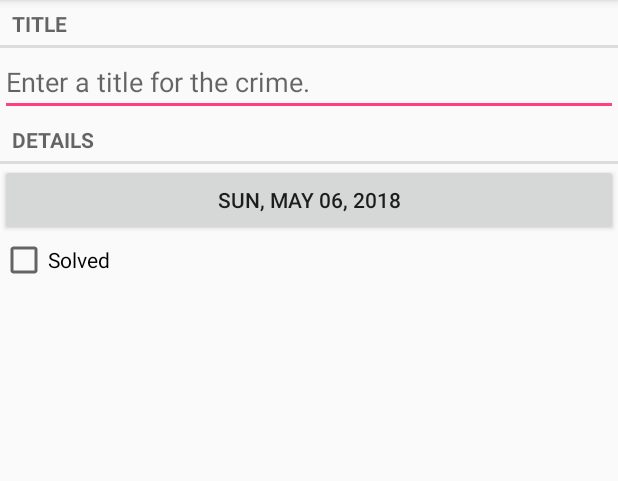
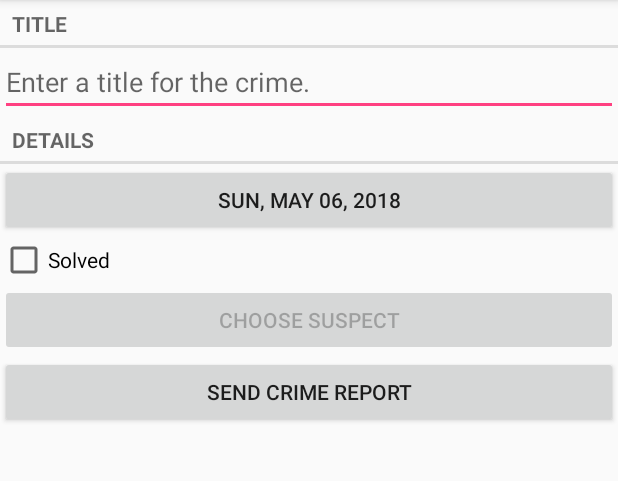
Before and after one commit to TCaldwell8989/CriminalIntent, an Android app: the screen it shows after launch (CrimePagerActivity), after a tap on "New Crime", on a phone screen of 412 x 824 dp, the part 84-565 px from its top. Run offline under Robolectric (Android 15) with nearby library versions, the phone set to English and light mode, and no system bars.

Commit message:
Chapter 15 Completed

```diff
--- a/app/src/main/java/com/tyler/criminalintent/Crime.java
+++ b/app/src/main/java/com/tyler/criminalintent/Crime.java
@@ -1,9 +1,6 @@
 package com.tyler.criminalintent;
 
-import java.text.DateFormat;
-import java.text.SimpleDateFormat;
 import java.util.Date;
-import java.util.Locale;
 import java.util.UUID;
 
 // Model Layer for CriminalIntent
@@ -13,9 +10,14 @@ public class Crime {
     private String mTitle;
     private Date mDate;
     private boolean mSolved;
+    private String mSuspect;
 
     public Crime() {
-        mId = UUID.randomUUID();
+        this(UUID.randomUUID());
+    }
+
+    public Crime(UUID id) {
+        mId = id;
         mDate = new Date();
 
     }
@@ -48,4 +50,12 @@ public class Crime {
         mSolved = solved;
     }
 
+    public String getSuspect() {
+        return mSuspect;
+    }
+
+    public void setSuspect(String suspect) {
+        mSuspect = suspect;
+    }
+
 }
--- a/app/src/main/java/com/tyler/criminalintent/CrimeFragment.java
+++ b/app/src/main/java/com/tyler/criminalintent/CrimeFragment.java
@@ -3,11 +3,16 @@ package com.tyler.criminalintent;
 
 import android.app.Activity;
 import android.content.Intent;
+import android.content.pm.PackageManager;
+import android.database.Cursor;
+import android.net.Uri;
 import android.os.Bundle;
+import android.provider.ContactsContract;
 import android.support.v4.app.Fragment;
 import android.support.v4.app.FragmentManager;
 import android.text.Editable;
 import android.text.TextWatcher;
+import android.text.format.DateFormat;
 import android.view.LayoutInflater;
 import android.view.View;
 import android.view.ViewGroup;
@@ -17,9 +22,7 @@ import android.widget.CompoundButton;
 import android.widget.CompoundButton.OnCheckedChangeListener;
 import android.widget.EditText;
 
-import java.text.SimpleDateFormat;
 import java.util.Date;
-import java.util.Locale;
 import java.util.UUID;
 
 // CrimeFragment is a controller. Presents the details of
@@ -30,11 +33,14 @@ public class CrimeFragment extends Fragment {
     private static final String DIALOG_DATE = "DialogDate";
 
     private static final int REQUEST_DATE = 0;
+    private static final int REQUEST_CONTACT = 1;
 
     private Crime mCrime;
     private EditText mTitleField;
     private Button mDateButton;
     private CheckBox mSolvedCheckBox;
+    private Button mSuspectButton;
+    private Button mReportButton;
 
     public static CrimeFragment newInstance(UUID crimeId) {
         Bundle args = new Bundle();
@@ -50,6 +56,13 @@ public class CrimeFragment extends Fragment {
         super.onCreate(savedInstanceState);
         UUID crimeId = (UUID) getArguments().getSerializable(ARG_CRIME_ID);
         mCrime = CrimeLab.get(getActivity()).getCrime(crimeId);
+    }
+
+    @Override
+    public void onPause() {
+        super.onPause();
+
+        CrimeLab.get(getActivity()).updateCrime(mCrime);
     }
 
     @Override
@@ -98,10 +111,42 @@ public class CrimeFragment extends Fragment {
             }
         });
 
+        mReportButton = (Button) v.findViewById(R.id.crime_report);
+        mReportButton.setOnClickListener(new View.OnClickListener() {
+            public void onClick(View v) {
+                Intent i = new Intent(Intent.ACTION_SEND);
+                i.setType("text/plain");
+                i.putExtra(Intent.EXTRA_TEXT, getCrimeReport());
+                i.putExtra(Intent.EXTRA_SUBJECT,
+                        getString(R.string.crime_report_subject));
+                i = Intent.createChooser(i, getString(R.string.send_report));
+                startActivity(i);
+            }
+        });
+
+        final Intent pickContact = new Intent(Intent.ACTION_PICK,
+                ContactsContract.Contacts.CONTENT_URI);
+        mSuspectButton = (Button) v.findViewById(R.id.crime_suspect);
+        mSuspectButton.setOnClickListener(new View.OnClickListener() {
+            public void onClick(View v) {
+                startActivityForResult(pickContact, REQUEST_CONTACT);
+            }
+        });
+
+        if (mCrime.getSuspect() != null) {
+            mSuspectButton.setText(mCrime.getSuspect());
+        }
+
+        PackageManager packageManager = getActivity().getPackageManager();
+        if (packageManager.resolveActivity(pickContact, PackageManager.MATCH_DEFAULT_ONLY) == null) {
+            mSuspectButton.setEnabled(false);
+        }
+
         return v;
     }
 
     //Update crime's date to date user picked with DatePicker
+    // or update's crime's suspect
     @Override
     public void onActivityResult(int requestCode, int resultCode, Intent data) {
         if (resultCode != Activity.RESULT_OK) {
@@ -113,13 +158,58 @@ public class CrimeFragment extends Fragment {
                     .getSerializableExtra(DatePickerFragment.EXTRA_DATE);
             mCrime.setDate(date);
             updateDateButton();
+        } else if (requestCode == REQUEST_CONTACT && data != null) {
+            Uri contactUri = data.getData();
+            // Specify what fields you want your query to return values for
+            String[] queryFields = new String[] { ContactsContract.Contacts.DISPLAY_NAME };
+            // Perform your query - the contactUri is like a "where" clause here
+            Cursor c = getActivity().getContentResolver()
+                    .query(contactUri, queryFields, null, null, null);
+
+            try {
+                // Double-check you got results
+                if (c.getCount() == 0) {
+                    return;
+                }
+
+                //Pull out the first column of the first row of data
+                c.moveToFirst();
+                String suspect = c.getString(0);
+                mCrime.setSuspect(suspect);
+                mSuspectButton.setText(suspect);
+            } finally {
+                c.close();
+            }
         }
     }
 
     //Format the Date to display Weekday, Month Day, Year
     private void updateDateButton() {
-        SimpleDateFormat sdf = new SimpleDateFormat("EEE, MMM dd, yyyy", Locale.US);
-        mDateButton.setText(sdf.format(mCrime.getDate()));
+        String df  = "EEE, MMM dd, yyyy";
+        mDateButton.setText(DateFormat.format(df, mCrime.getDate()));
+    }
+
+    private String getCrimeReport() {
+        String solvedString = null;
+        if (mCrime.isSolved()) {
+            solvedString = getString(R.string.crime_report_solved);
+        } else {
+            solvedString = getString(R.string.crime_report_unsolved);
+        }
+
+        String dateFormat = "EEE, MMM dd";
+        String dateString = DateFormat.format(dateFormat,
+                mCrime.getDate()).toString();
+
+        String suspect = mCrime.getSuspect();
+        if (suspect == null) {
+            suspect = getString(R.string.crime_report_no_suspect);
+        } else {
+            suspect = getString(R.string.crime_report_suspect, suspect);
+        }
+        String report = getString(R.string.crime_report,
+                mCrime.getTitle(), dateString, solvedString, suspect);
+        return report;
     }
 
     public void returnResult() {
--- a/app/src/main/java/com/tyler/criminalintent/CrimeLab.java
+++ b/app/src/main/java/com/tyler/criminalintent/CrimeLab.java
@@ -1,6 +1,13 @@
 package com.tyler.criminalintent;
 
+import android.content.ContentValues;
 import android.content.Context;
+import android.database.Cursor;
+import android.database.sqlite.SQLiteDatabase;
+
+import com.tyler.criminalintent.database.CrimeBaseHelper;
+import com.tyler.criminalintent.database.CrimeCursorWrapper;
+import com.tyler.criminalintent.database.CrimeDbSchema.CrimeTable;
 
 import java.util.ArrayList;
 import java.util.List;
@@ -11,7 +18,8 @@ import java.util.UUID;
 public class CrimeLab {
     private static CrimeLab sCrimeLab;
 
-    private List<Crime> mCrimes;
+    private Context mContext;
+    private SQLiteDatabase mDatabase;
 
     public static CrimeLab get(Context context) {
         if (sCrimeLab == null) {
@@ -21,24 +29,80 @@ public class CrimeLab {
     }
 
     private CrimeLab(Context context) {
-        mCrimes = new ArrayList<>();
+        mContext = context.getApplicationContext();
+        mDatabase = new CrimeBaseHelper(mContext).getWritableDatabase();
     }
 
     public void addCrime(Crime c) {
-        mCrimes.add(c);
+        ContentValues values = getContentValues(c);
+
+        mDatabase.insert(CrimeTable.NAME, null, values);
     }
 
     public List<Crime> getCrimes() {
-        return mCrimes;
+        List<Crime> crimes = new ArrayList<>();
+
+        CrimeCursorWrapper cursor = queryCrimes(null, null);
+
+        try {
+            cursor.moveToFirst();
+            while (!cursor.isAfterLast()) {
+                crimes.add(cursor.getCrime());
+                cursor.moveToNext();
+            }
+        } finally {
+            cursor.close();
+        }
+
+        return crimes;
     }
 
     public Crime getCrime(UUID id) {
-        for (Crime crime : mCrimes) {
-            if (crime.getId().equals(id)) {
-                return crime;
+        CrimeCursorWrapper cursor = queryCrimes(
+                CrimeTable.Cols.UUID + " = ?",
+                new String[] { id.toString() }
+        );
+        try {
+            if (cursor.getCount() == 0) {
+                return null;
             }
+            cursor.moveToFirst();
+            return cursor.getCrime();
+        } finally {
+            cursor.close();
         }
+    }
 
-        return null;
+    public void updateCrime(Crime crime) {
+        String uuidString = crime.getId().toString();
+        ContentValues values = getContentValues(crime);
+
+        mDatabase.update(CrimeTable.NAME, values, CrimeTable.Cols.UUID + " = ?",
+                new String[] { uuidString });
+    }
+
+    private CrimeCursorWrapper queryCrimes(String whereClause, String[] whereArgs) {
+        Cursor cursor = mDatabase.query(
+                CrimeTable.NAME,
+                null, //columns - null selects all columns
+                whereClause,
+                whereArgs,
+                null, //groupBy
+                null, //having
+                null //orderBy
+        );
+
+        return new CrimeCursorWrapper(cursor);
+    }
+
+    private static ContentValues getContentValues(Crime crime) {
+        ContentValues values = new ContentValues();
+        values.put(CrimeTable.Cols.UUID, crime.getId().toString());
+        values.put(CrimeTable.Cols.TITLE, crime.getTitle());
+        values.put(CrimeTable.Cols.DATE, crime.getDate().getTime());
+        values.put(CrimeTable.Cols.SOLVED, crime.isSolved() ? 1 : 0);
+        values.put(CrimeTable.Cols.SUSPECT, crime.getSuspect());
+
+        return values;
     }
 }
--- a/app/src/main/java/com/tyler/criminalintent/CrimeListFragment.java
+++ b/app/src/main/java/com/tyler/criminalintent/CrimeListFragment.java
@@ -119,6 +119,7 @@ public class CrimeListFragment extends Fragment {
             mAdapter = new CrimeAdapter(crimes);
             mCrimeRecyclerView.setAdapter(mAdapter);
         } else {
+            mAdapter.setCrimes(crimes);
             mAdapter.notifyDataSetChanged();
         }
 
@@ -188,5 +189,10 @@ public class CrimeListFragment extends Fragment {
         public int getItemCount() {
             return mCrimes.size();
         }
+
+        public void setCrimes(List<Crime> crimes) {
+            mCrimes = crimes;
+        }
     }
+
 }
--- /dev/null
+++ b/app/src/main/java/com/tyler/criminalintent/database/CrimeBaseHelper.java
@@ -0,0 +1,30 @@
+package com.tyler.criminalintent.database;
+
+import android.content.Context;
+import android.database.sqlite.SQLiteDatabase;
+import android.database.sqlite.SQLiteOpenHelper;
+
+import com.tyler.criminalintent.Crime;
+import com.tyler.criminalintent.database.CrimeDbSchema.CrimeTable;
+
+// If database is null, creates a database
+public class CrimeBaseHelper extends SQLiteOpenHelper {
+    private static final int VERSION = 1;
+    private static final String DATABASE_NAME = "crimeBase.db";
+
+    public CrimeBaseHelper(Context context) {
+        super(context, DATABASE_NAME, null, VERSION);
+    }
+
+    @Override
+    public void onCreate(SQLiteDatabase db) {
+        db.execSQL("create table " + CrimeTable.NAME + "( _id integer primary key autoincrement, " +
+                CrimeTable.Cols.UUID + ", " + CrimeTable.Cols.TITLE + ", " + CrimeTable.Cols.DATE +
+                ", " + CrimeTable.Cols.SOLVED + ", " + CrimeTable.Cols.SUSPECT + ")");
+    }
+
+    @Override
+    public void onUpgrade(SQLiteDatabase db, int oldVersion, int newVersion) {
+
+    }
+}
--- /dev/null
+++ b/app/src/main/java/com/tyler/criminalintent/database/CrimeCursorWrapper.java
@@ -0,0 +1,33 @@
+package com.tyler.criminalintent.database;
+
+import android.database.Cursor;
+import android.database.CursorWrapper;
+
+import com.tyler.criminalintent.Crime;
+import com.tyler.criminalintent.database.CrimeDbSchema.CrimeTable;
+
+import java.util.Date;
+import java.util.UUID;
+
+// Adding a method to the cursor object using a CursorWrapper
+public class CrimeCursorWrapper extends CursorWrapper {
+    public CrimeCursorWrapper(Cursor cursor) {
+        super(cursor);
+    }
+
+    public Crime getCrime() {
+        String uuidString = getString(getColumnIndex(CrimeTable.Cols.UUID));
+        String title = getString(getColumnIndex(CrimeTable.Cols.TITLE));
+        long date = getLong(getColumnIndex(CrimeTable.Cols.DATE));
+        int isSolved = getInt(getColumnIndex(CrimeTable.Cols.SOLVED));
+        String suspect = getString(getColumnIndex(CrimeTable.Cols.SUSPECT));
+
+        Crime crime = new Crime(UUID.fromString(uuidString));
+        crime.setTitle(title);
+        crime.setDate(new Date(date));
+        crime.setSolved(isSolved != 0);
+        crime.setSuspect(suspect);
+
+        return crime;
+    }
+}
--- a/app/src/main/res/layout/fragment_crime.xml
+++ b/app/src/main/res/layout/fragment_crime.xml
@@ -34,4 +34,16 @@
         android:layout_height="wrap_content"
         android:text="@string/crime_solved_label"/>
 
+    <Button
+        android:id="@+id/crime_suspect"
+        android:layout_width="match_parent"
+        android:layout_height="wrap_content"
+        android:text="@string/crime_suspect_text"/>
+
+    <Button
+        android:id="@+id/crime_report"
+        android:layout_width="match_parent"
+        android:layout_height="wrap_content"
+        android:text="@string/crime_report_text"/>
+
 </LinearLayout>
--- a/app/src/main/res/values/strings.xml
+++ b/app/src/main/res/values/strings.xml
@@ -9,4 +9,13 @@
     <string name="show_subtitle">Show Subtitle</string>
     <string name="hide_subtitle">Hide Subtitle</string>
     <string name="subtitle_format">%1$d crimes</string>
+    <string name="crime_suspect_text">Choose Suspect</string>
+    <string name="crime_report_text">Send Crime Report</string>
+    <string name="crime_report">%1$s! The crime was discovered on %2$s. %3$s, and %4$s</string>
+    <string name="crime_report_solved">The case is solved</string>
+    <string name="crime_report_unsolved">The case is not solved</string>
+    <string name="crime_report_no_suspect">there is no suspect.</string>
+    <string name="crime_report_suspect">the suspect is %s.</string>
+    <string name="crime_report_subject">CriminalIntent Crime Report</string>
+    <string name="send_report">Send crime report via</string>
 </resources>
```
Also changed, not shown: app/src/main/java/com/tyler/criminalintent/database/CrimeDbSchema.java (added, +16 -0 lines).
